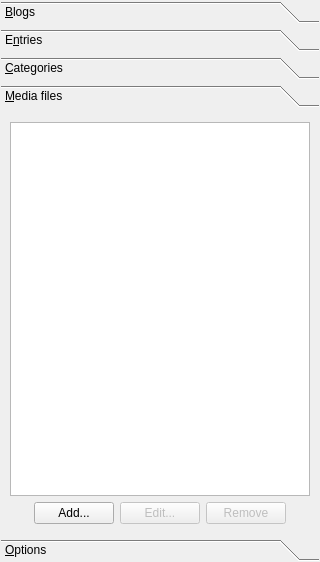
Before: the Qt Designer form src/toolboxbase.ui in mtux/bilbo, drawn with Qt 5.
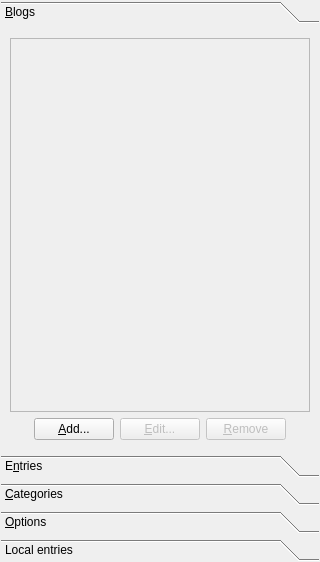
After: the same form once the commit is applied. The open tabs and pages were chosen to show the change. Custom widgets are drawn as their Qt base class.

Commit message: * localUrl and remoteUrl changed to KUrl, On bilbomedia * Using a constant directory for media files instead of a dir for a blog. * SavePostLocally moved from Mainwindow to postentry. (Not done yet) * Media page removed from Toolbox, and a new page called "Local entries" added

```diff
--- a/src/toolboxbase.ui
+++ b/src/toolboxbase.ui
@@ -400,106 +400,6 @@
          </item>
         </layout>
        </widget>
-       <widget class="QWidget" name="pgMedia" >
-        <property name="geometry" >
-         <rect>
-          <x>0</x>
-          <y>0</y>
-          <width>241</width>
-          <height>100</height>
-         </rect>
-        </property>
-        <attribute name="label" >
-         <string>&amp;Media files</string>
-        </attribute>
-        <layout class="QGridLayout" name="gridLayout_3" >
-         <item row="0" column="0" >
-          <widget class="KListWidget" name="lstMediaList" >
-           <property name="editTriggers" >
-            <set>QAbstractItemView::NoEditTriggers</set>
-           </property>
-           <property name="showDropIndicator" stdset="0" >
-            <bool>false</bool>
-           </property>
-           <property name="alternatingRowColors" >
-            <bool>true</bool>
-           </property>
-           <property name="selectionBehavior" >
-            <enum>QAbstractItemView::SelectRows</enum>
-           </property>
-           <property name="wordWrap" >
-            <bool>true</bool>
-           </property>
-          </widget>
-         </item>
-         <item row="1" column="0" >
-          <layout class="QHBoxLayout" name="horizontalLayout_8" >
-           <item>
-            <spacer name="horizontalSpacer_8" >
-             <property name="orientation" >
-              <enum>Qt::Horizontal</enum>
-             </property>
-             <property name="sizeHint" stdset="0" >
-              <size>
-               <width>40</width>
-               <height>20</height>
-              </size>
-             </property>
-            </spacer>
-           </item>
-           <item>
-            <widget class="KPushButton" name="btnMediaAdd" >
-             <property name="toolTip" >
-              <string>Add a Media file to Blog</string>
-             </property>
-             <property name="text" >
-              <string>Add...</string>
-             </property>
-            </widget>
-           </item>
-           <item>
-            <widget class="KPushButton" name="btnMediaEdit" >
-             <property name="enabled" >
-              <bool>false</bool>
-             </property>
-             <property name="toolTip" >
-              <string>Edit selected media file</string>
-             </property>
-             <property name="text" >
-              <string>Edit...</string>
-             </property>
-            </widget>
-           </item>
-           <item>
-            <widget class="KPushButton" name="btnMediaRemove" >
-             <property name="enabled" >
-              <bool>false</bool>
-             </property>
-             <property name="toolTip" >
-              <string>Remove selected media file</string>
-             </property>
-             <property name="text" >
-              <string>Remove</string>
-             </property>
-            </widget>
-           </item>
-           <item>
-            <spacer name="horizontalSpacer_9" >
-             <property name="orientation" >
-              <enum>Qt::Horizontal</enum>
-             </property>
-             <property name="sizeHint" stdset="0" >
-              <size>
-               <width>40</width>
-               <height>20</height>
-              </size>
-             </property>
-            </spacer>
-           </item>
-          </layout>
-         </item>
-        </layout>
-       </widget>
        <widget class="QWidget" name="pgOptions" >
         <property name="geometry" >
          <rect>
@@ -706,6 +606,62 @@
          </item>
         </layout>
        </widget>
+       <widget class="QWidget" name="pgNotes" >
+        <attribute name="label" >
+         <string>Local entries</string>
+        </attribute>
+        <layout class="QVBoxLayout" name="verticalLayout_3" >
+         <item>
+          <widget class="KListWidget" name="klistwidget" />
+         </item>
+         <item>
+          <layout class="QHBoxLayout" name="horizontalLayout" >
+           <property name="spacing" >
+            <number>1</number>
+           </property>
+           <item>
+            <spacer name="horizontalSpacer_11" >
+             <property name="orientation" >
+              <enum>Qt::Horizontal</enum>
+             </property>
+             <property name="sizeHint" stdset="0" >
+              <size>
+               <width>40</width>
+               <height>20</height>
+              </size>
+             </property>
+            </spacer>
+           </item>
+           <item>
+            <widget class="KPushButton" name="btnLocalRemove" >
+             <property name="enabled" >
+              <bool>false</bool>
+             </property>
+             <property name="toolTip" >
+              <string>Remove selected entry</string>
+             </property>
+             <property name="text" >
+              <string>Remove entry</string>
+             </property>
+            </widget>
+           </item>
+           <item>
+            <spacer name="horizontalSpacer_10" >
+             <property name="orientation" >
+              <enum>Qt::Horizontal</enum>
+             </property>
+             <property name="sizeHint" stdset="0" >
+              <size>
+               <width>40</width>
+               <height>20</height>
+              </size>
+             </property>
+            </spacer>
+           </item>
+          </layout>
+         </item>
+        </layout>
+       </widget>
       </widget>
      </item>
     </layout>
```
Left out of the diff: 14 changed lines with no effect on the pictures. The commit also changes 8 other files.
